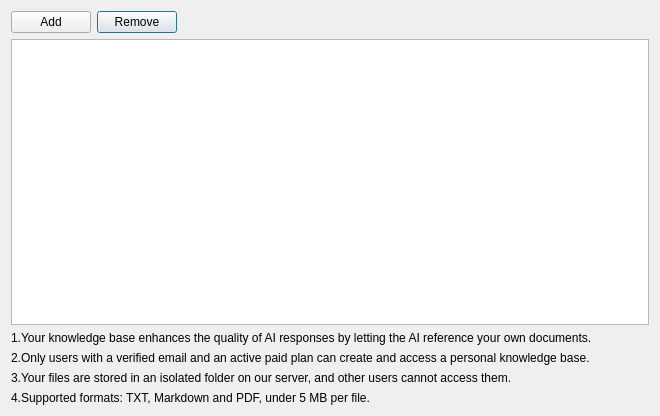
Above: user_knowledge_dialog.ui from robert6757/qgis-geo-knowledge-ai before the change. Below: the same form after it.
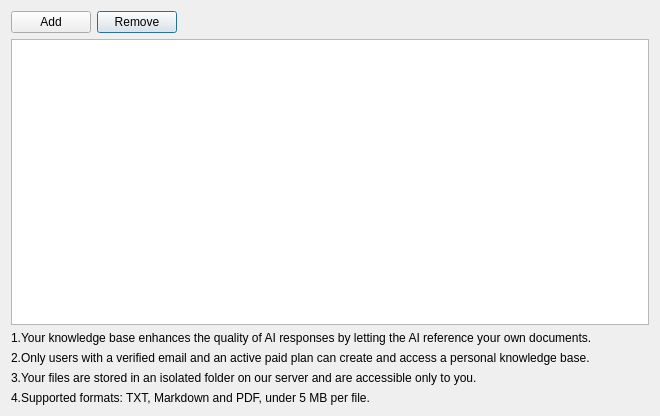
That is the form after the change.

Commit message: Optimize error handling in UserKnowledgeDialog.

```diff
--- a/user_knowledge_dialog.ui
+++ b/user_knowledge_dialog.ui
@@ -37,7 +37,7 @@
    <item row="4" column="0" colspan="3">
     <widget class="QLabel" name="label_3">
      <property name="text">
-      <string>3.Your files are stored in an isolated folder on our server, and other users cannot access them.</string>
+      <string>3.Your files are stored in an isolated folder on our server and are accessible only to you.</string>
      </property>
     </widget>
    </item>
```
The commit also changes 1 other file.
